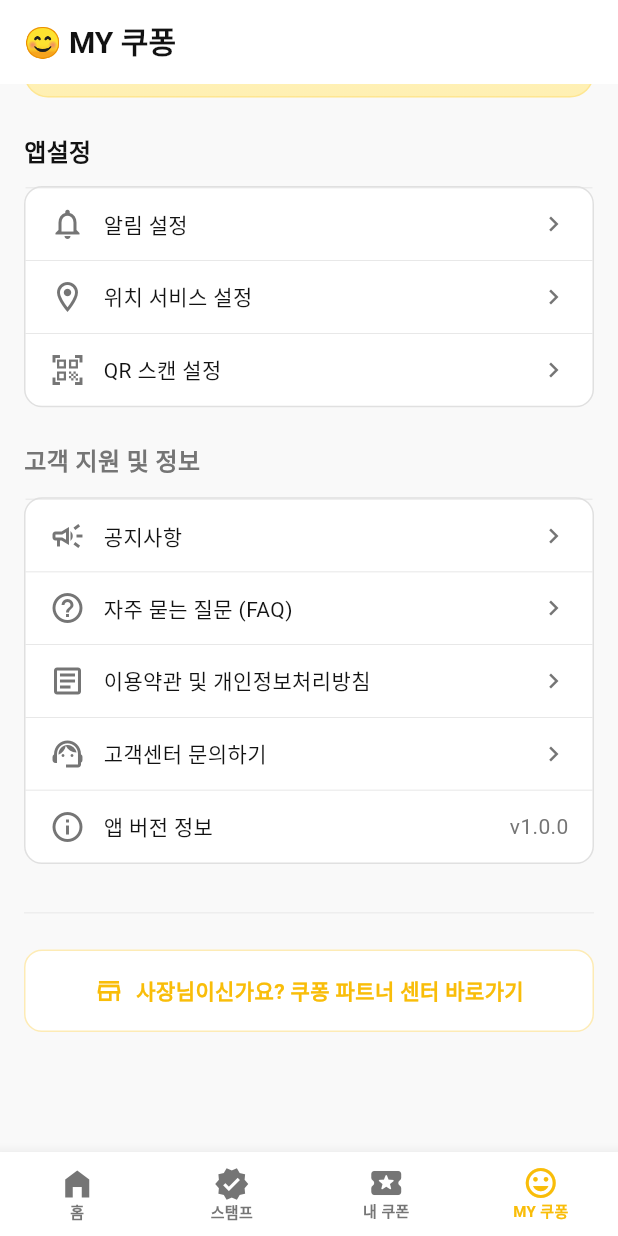
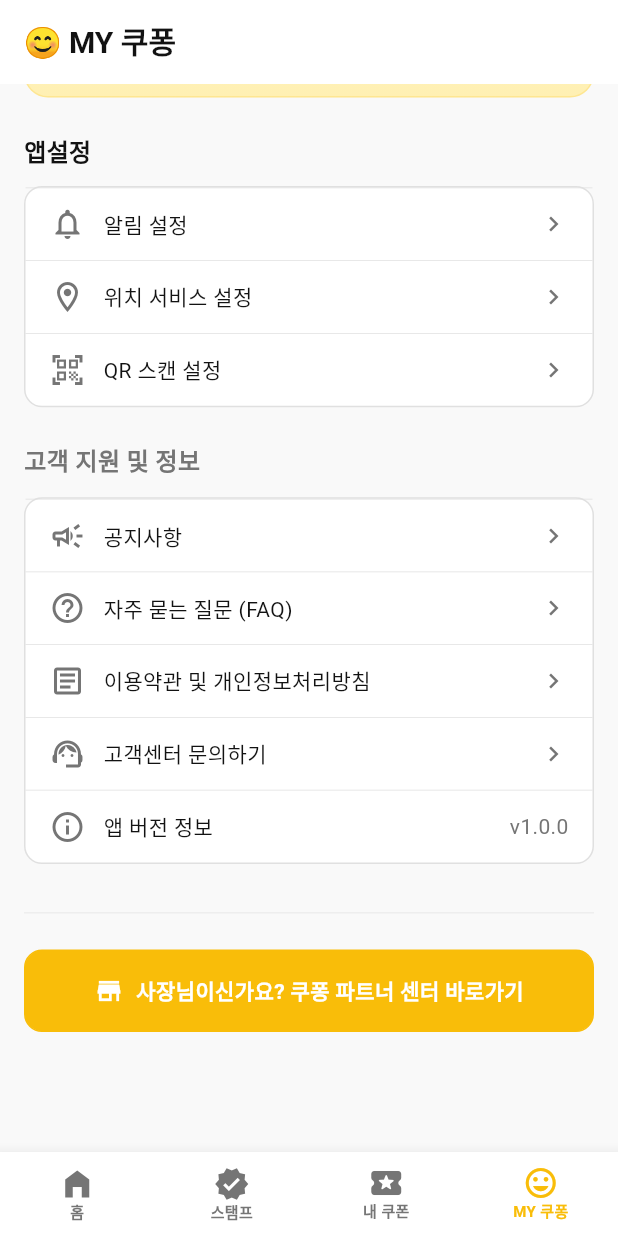
Before and after one commit to Clevon-io/koopong, a Flutter app: the screen it shows after launch, item 4 of the bottom bar chosen, scrolled down 213 dp, on a phone screen of 412 x 824 dp. Run offline on Flutter 3.47's test engine with Material 3 defaults, Android fonts, the phone set to English and light mode, and no system bars; our stand-ins replace shared_preferences; accounts and stored records are empty; Roboto replaces fonts that are missing (Pretendard); project files that could hold a hidden picture were left out.

Commit message:
UI  통일성 및 가시성 개선
1) 로그아웃 버튼 호버 색상 개선

  - overlayColor: AppColors.error.withValues(alpha: 0.1) 추가
  - 호버 시 옅은 붉은색 배경으로 시각적 피드백 제공

  2) 나의 활동 아이콘 통일성 개선

  - Icons.favorite_outline → Icons.favorite (채운 하트)
  - Icons.rate_review_outlined → Icons.rate_review (채운 리뷰
  아이콘)
  - 모든 아이콘이 채운 버전으로 통일되어 시각적 일관성 향상

  3) 파트너 센터 버튼 가시성 개선

  - 배경색: AppColors.surface → AppColors.primary (노란색)
  - 텍스트/아이콘 색상: AppColors.primary → Colors.white (흰색)
  - 아이콘: Icons.store_outlined → Icons.store (채운 버전)
  - 높은 대비로 가시성 크게 향상

  4) 나의 활동 숫자 텍스트 강조

  - FontWeight.w400 → FontWeight.bold
  - 숫자가 더욱 눈에 띄게 표시되어 사용자 활동 현황 인지 개선

```diff
--- a/lib/screens/my_kupon_page.dart
+++ b/lib/screens/my_kupon_page.dart
@@ -283,7 +283,7 @@ class _MyKuponPageState extends State<MyKuponPage> {
                 Expanded(
                   child: _buildActivityItem(
                     context,
-                    Icons.favorite_outline,
+                    Icons.favorite,
                     '단골 가게',
                     stats['favoriteStores']!,
                     () => _navigateToFavoriteStores(context),
@@ -293,7 +293,7 @@ class _MyKuponPageState extends State<MyKuponPage> {
                 Expanded(
                   child: _buildActivityItem(
                     context,
-                    Icons.rate_review_outlined,
+                    Icons.rate_review,
                     '내가 쓴 리뷰',
                     stats['reviews']!,
                     () => _navigateToMyReviews(context),
@@ -373,7 +373,7 @@ class _MyKuponPageState extends State<MyKuponPage> {
               style: const TextStyle(
                 fontSize: 14,
                 color: AppColors.primary,
-                fontWeight: FontWeight.w400,
+                fontWeight: FontWeight.bold,
               ),
             ),
           ],
@@ -400,6 +400,7 @@ class _MyKuponPageState extends State<MyKuponPage> {
             shape: RoundedRectangleBorder(
               borderRadius: BorderRadius.circular(8),
             ),
+            overlayColor: AppColors.error.withValues(alpha: 0.1),
           ),
           child: const Text(
             '로그아웃',
@@ -600,17 +601,17 @@ class _MyKuponPageState extends State<MyKuponPage> {
         margin: const EdgeInsets.symmetric(horizontal: 16),
         padding: const EdgeInsets.all(16),
         decoration: BoxDecoration(
-          color: AppColors.surface,
+          color: AppColors.primary,
           borderRadius: BorderRadius.circular(12),
-          border: Border.all(color: AppColors.primary.withValues(alpha: 0.3)),
+          border: Border.all(color: AppColors.primary),
         ),
         child: Row(
           mainAxisAlignment: MainAxisAlignment.center,
           children: [
             const Icon(
-              Icons.store_outlined,
+              Icons.store,
               size: 20,
-              color: AppColors.primary,
+              color: Colors.white,
             ),
             const SizedBox(width: 8),
             const Text(
@@ -618,7 +619,7 @@ class _MyKuponPageState extends State<MyKuponPage> {
               style: TextStyle(
                 fontSize: 14,
                 fontWeight: FontWeight.w600,
-                color: AppColors.primary,
+                color: Colors.white,
               ),
             ),
           ],
```
